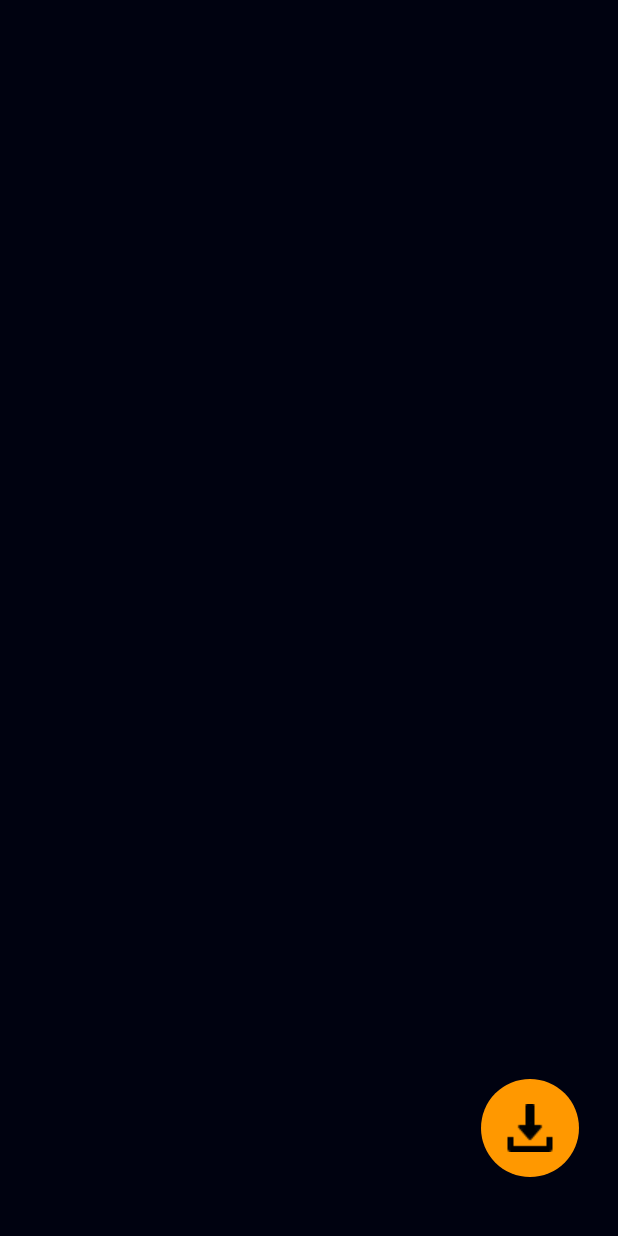
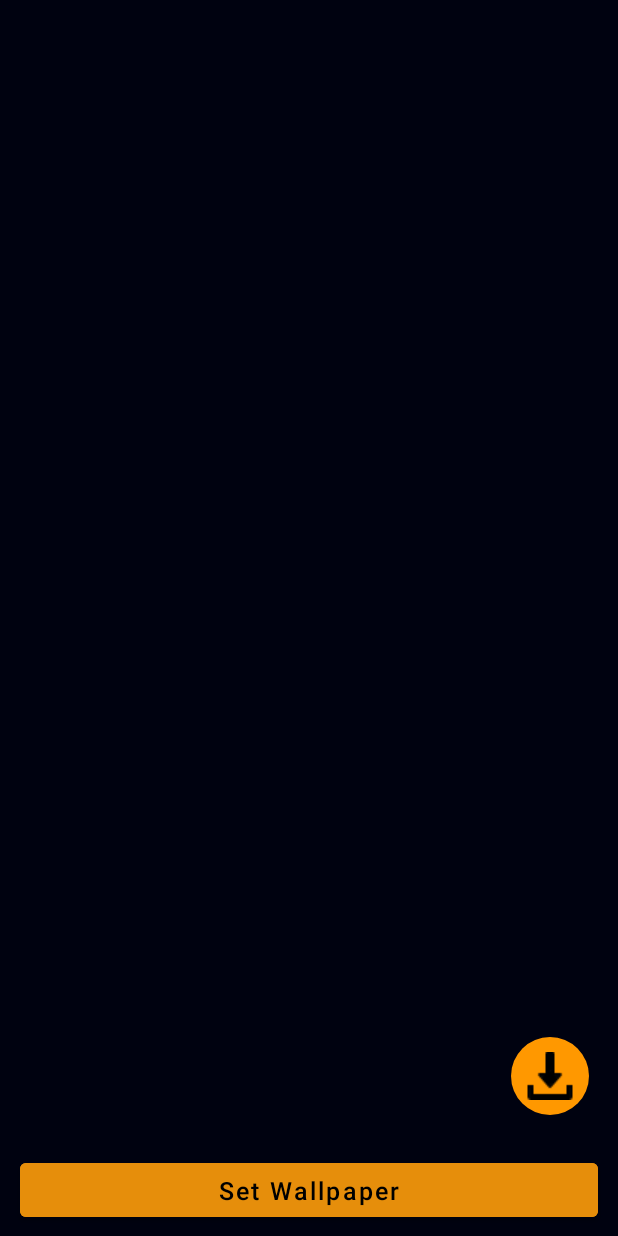
Before and after one commit to Shahidzbi4213/Screeny, an Android app: the layout activity_full.xml on its own in the app's theme, with its tools: preview values and no code run, on a phone screen of 412 x 824 dp. Run offline under Robolectric (Android 15) with nearby library versions, the phone set to English and light mode, and no system bars; plain views replace PhotoView; network calls fail.

Commit message:
Fourth Commit Adding set Wallpaper Function

```diff
--- a/app/src/main/AndroidManifest.xml
+++ b/app/src/main/AndroidManifest.xml
@@ -8,6 +8,7 @@
     <uses-permission android:name="android.permission.ACCESS_NETWORK_STATE" />
     <uses-permission android:name="android.permission.WRITE_EXTERNAL_STORAGE" />
     <uses-permission android:name="android.permission.READ_EXTERNAL_STORAGE" />
+    <uses-permission android:name="android.permission.SET_WALLPAPER"/>
 
     <application
         android:allowBackup="true"
--- a/app/src/main/java/com/gulehri/edu/pk/screeny/ui/MainActivity.java
+++ b/app/src/main/java/com/gulehri/edu/pk/screeny/ui/MainActivity.java
@@ -13,7 +13,6 @@ import android.widget.Toast;
 import androidx.appcompat.app.AppCompatActivity;
 import androidx.recyclerview.widget.GridLayoutManager;
 
-import com.android.volley.AuthFailureError;
 import com.android.volley.Request;
 import com.android.volley.RequestQueue;
 import com.android.volley.toolbox.StringRequest;
--- a/app/src/main/res/layout/activity_full.xml
+++ b/app/src/main/res/layout/activity_full.xml
@@ -13,20 +13,40 @@
         android:layout_height="0dp"
         app:layout_constraintBottom_toBottomOf="parent"
         app:layout_constraintEnd_toEndOf="parent"
+        app:layout_constraintHorizontal_bias="0.0"
         app:layout_constraintStart_toStartOf="parent"
         app:layout_constraintTop_toTopOf="parent"
         app:layout_constraintVertical_bias="0.0" />
 
     <ImageButton
         android:id="@+id/btn_download"
-        android:layout_width="@dimen/_50sdp"
-        android:layout_height="@dimen/_50sdp"
-        android:layout_marginEnd="@dimen/_20sdp"
-        android:layout_marginBottom="@dimen/_30sdp"
+        android:layout_width="@dimen/_40sdp"
+        android:layout_height="@dimen/_40sdp"
+        android:layout_marginEnd="@dimen/_15sdp"
+        android:layout_marginBottom="@dimen/_20sdp"
         android:background="@drawable/down_bg"
+        app:layout_constraintBottom_toTopOf="@id/setWallpaper"
+        app:layout_constraintEnd_toEndOf="parent"
+        app:srcCompat="@drawable/download"
+        tools:ignore="SpeakableTextPresentCheck" />
+
+    <Button
+        android:id="@+id/setWallpaper"
+        android:layout_width="0dp"
+        android:layout_height="wrap_content"
+        android:layout_marginStart="@dimen/_10sdp"
+        android:layout_marginEnd="@dimen/_10sdp"
+        android:layout_marginBottom="@dimen/_5sdp"
+        android:elevation="@dimen/_10sdp"
+        android:text="Set Wallpaper"
+        android:textAllCaps="false"
+        android:textSize="@dimen/_13sdp"
+        android:backgroundTint="#E68E0B"
+        android:textColor="@color/black"
         app:layout_constraintBottom_toBottomOf="parent"
         app:layout_constraintEnd_toEndOf="parent"
-        app:srcCompat="@drawable/download" />
+        app:layout_constraintHorizontal_bias="0.533"
+        app:layout_constraintStart_toStartOf="parent" />
 
 
 </androidx.constraintlayout.widget.ConstraintLayout>
```
Also changed, not shown: app/src/main/java/com/gulehri/edu/pk/screeny/ui/FullActivity.java (+37 -8 lines).
